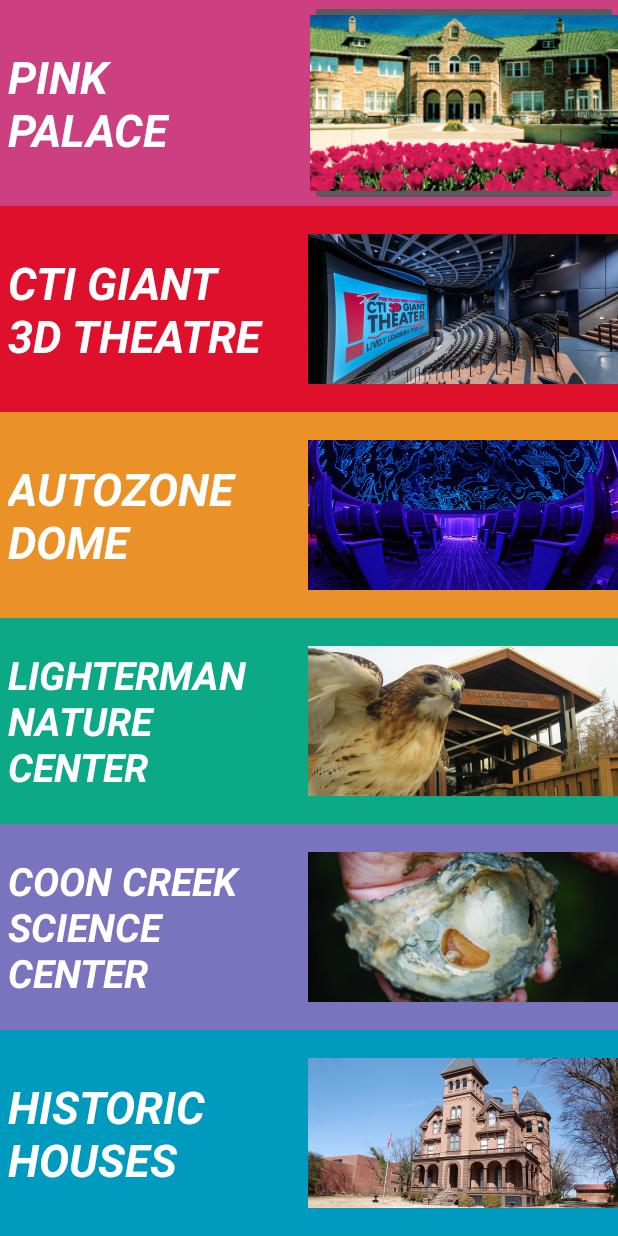
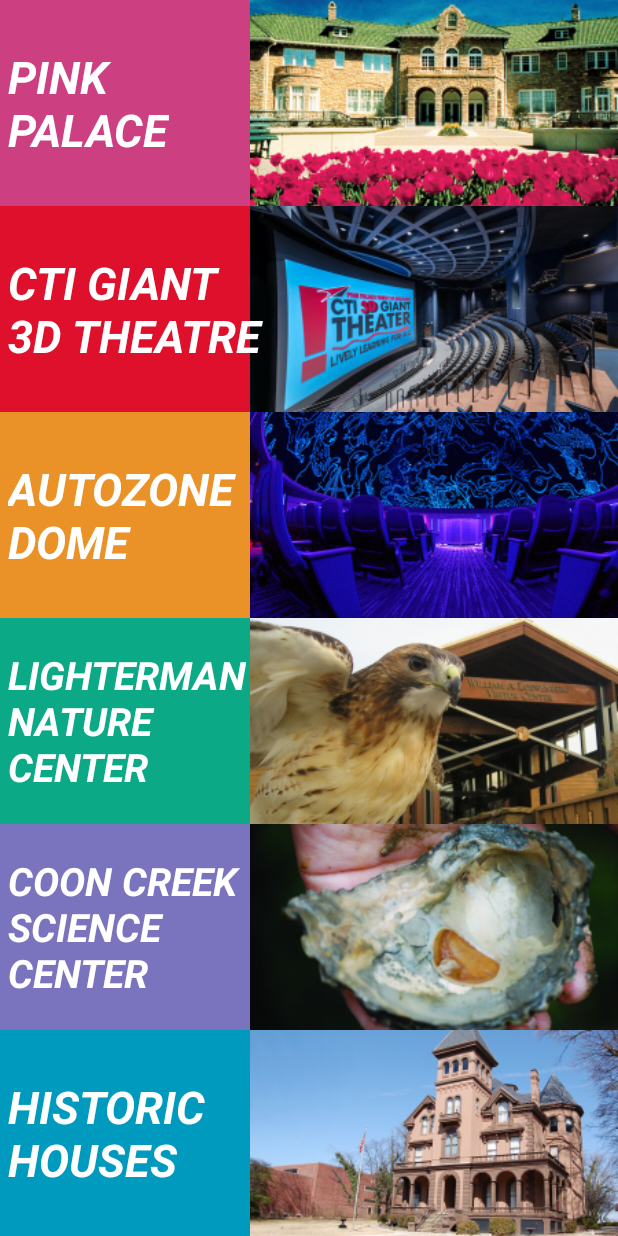
Before and after one commit to NickPizarro/PinkPalace, an Android app: the screen it shows after launch (MyActivity), on a phone screen of 412 x 824 dp. Run offline under Robolectric (Android 15) with nearby library versions, the phone set to English and light mode, and no system bars.

Commit message:
Fixed the imagebuttons on the first activity for consistency

```diff
--- a/app/src/main/res/layout/activity_my.xml
+++ b/app/src/main/res/layout/activity_my.xml
@@ -12,6 +12,15 @@
         android:background="#CC4082">
 
 
+        <ImageButton
+            android:id="@+id/pinkpImageButton"
+            android:layout_width="match_parent"
+            android:layout_height="match_parent"
+            android:background="@null"
+            android:paddingLeft="205dp"
+            android:scaleType="centerCrop"
+            android:src="@drawable/pinkpalace" />
+
         <TextView
             android:id="@+id/pinkpalanceTextView"
             android:layout_width="wrap_content"
@@ -25,16 +34,6 @@
             android:textStyle="bold|italic"
             android:background="@null"/>
 
-        <ImageButton
-            android:id="@+id/pinkpImageButton"
-            android:layout_width="205dp"
-            android:layout_height="match_parent"
-            android:layout_gravity="right"
-            android:cropToPadding="false"
-            android:defaultFocusHighlightEnabled="false"
-            android:scaleType="centerCrop"
-            android:src="@drawable/pinkpalace" />
-
 
     </FrameLayout>
     <FrameLayout android:layout_width="match_parent"
@@ -46,9 +45,10 @@
             android:id="@+id/ctiImageButton"
             android:layout_width="match_parent"
             android:layout_height="match_parent"
+            android:background="@null"
             android:paddingLeft="205dp"
-            android:src="@drawable/cti"
-            android:background="@null"/>
+            android:scaleType="centerCrop"
+            android:src="@drawable/cti" />
 
         <TextView
             android:id="@+id/ctiTextView"
@@ -73,8 +73,9 @@
             android:id="@+id/autozoneImageButton"
             android:layout_width="match_parent"
             android:layout_height="match_parent"
+            android:background="@null"
             android:paddingLeft="205dp"
-            android:background="@null"
+            android:scaleType="centerCrop"
             android:src="@drawable/autozone" />
 
         <TextView
@@ -100,8 +101,9 @@
             android:id="@+id/natureImageButton"
             android:layout_width="match_parent"
             android:layout_height="match_parent"
+            android:background="@null"
             android:paddingLeft="205dp"
-            android:background="@null"
+            android:scaleType="centerCrop"
             android:src="@drawable/nature" />
 
         <TextView
@@ -126,8 +128,9 @@
             android:id="@+id/coonImageButton"
             android:layout_width="match_parent"
             android:layout_height="match_parent"
+            android:background="@null"
             android:paddingLeft="205dp"
-            android:background="@null"
+            android:scaleType="centerCrop"
             android:src="@drawable/coon" />
 
         <TextView
@@ -152,8 +155,9 @@
             android:id="@+id/historicImageButton"
             android:layout_width="match_parent"
             android:layout_height="match_parent"
+            android:background="@null"
             android:paddingLeft="205dp"
-            android:background="@null"
+            android:scaleType="centerCrop"
             android:src="@drawable/historic" />
 
         <TextView
```
